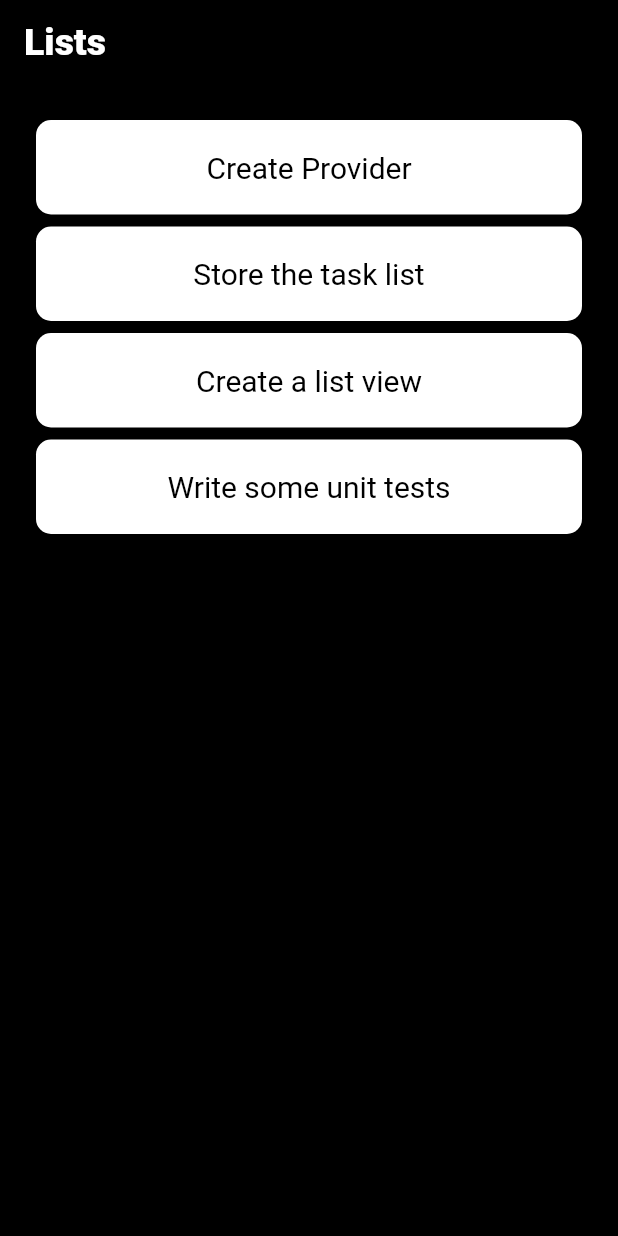
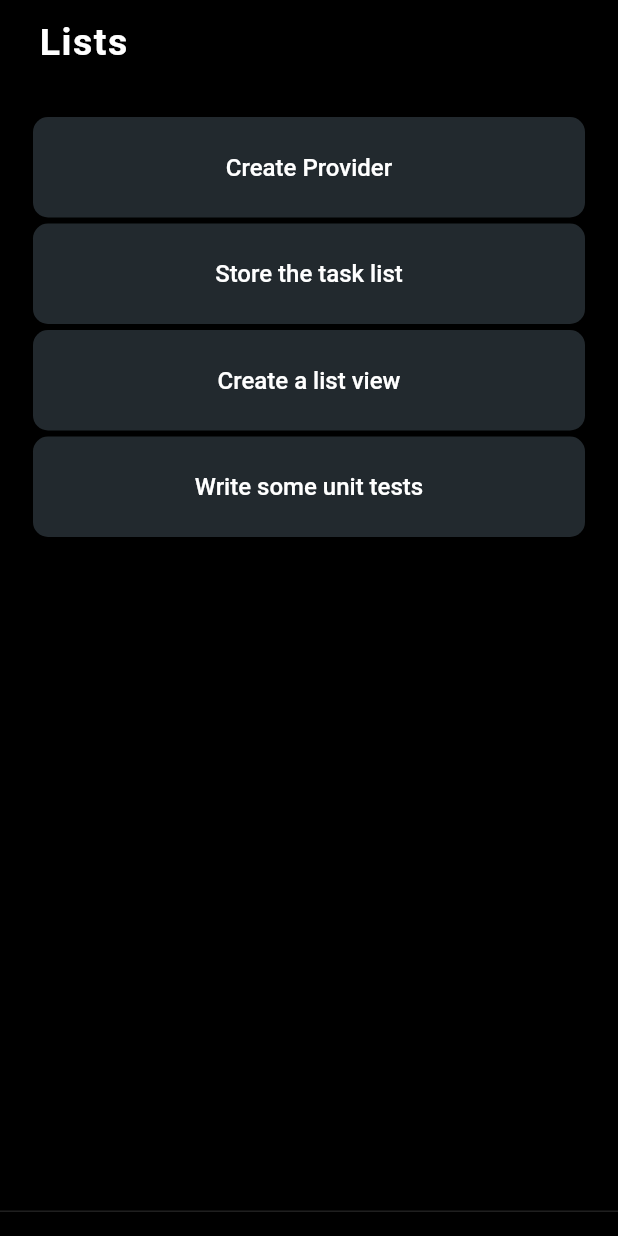
Before and after one commit to clavell/what_when, a Flutter app: the screen it shows after launch, on a phone screen of 412 x 824 dp. Run offline on Flutter 3.47's test engine with Material 2 defaults, Android fonts, the phone set to English and light mode, and no system bars; our stand-ins replace built_collection, built_value, google_fonts; generated files the repository leaves out were written again; Roboto replaces fonts that are missing (Sanchez, Solway).

Commit message:
refactored the list_item

```diff
--- a/lib/main.dart
+++ b/lib/main.dart
@@ -28,8 +28,13 @@ class MyApp extends StatelessWidget {
             borderRadius: BorderRadius.circular(20),
           ),
         ),
-        textTheme: GoogleFonts.solwayTextTheme(
-          Theme.of(context).textTheme,
+        textTheme: GoogleFonts.montserratAlternatesTextTheme(
+          Theme.of(context).textTheme.copyWith(
+                bodyText1: Theme.of(context)
+                    .textTheme
+                    .bodyText1
+                    .copyWith(color: Colors.white, fontSize: 16),
+              ),
         ),
       ),
 
--- a/lib/screen/task_list_screen.dart
+++ b/lib/screen/task_list_screen.dart
@@ -19,19 +19,25 @@ class _TaskListScreenState extends State<TaskListScreen> {
   Widget build(BuildContext context) {
     return Consumer<TaskListModel>(
       builder: (context, tasks, child) {
-        UnmodifiableListView<TaskModel> subtasks =
+        UnmodifiableListView<TaskModel> subTasks =
             tasks.getSubtasksFor(mainTask);
         return Scaffold(
+          persistentFooterButtons: [],
           appBar: AppBar(
             centerTitle: false,
-            title: Text('Lists',
-                style: GoogleFonts.solway(
-                    fontSize: 25, fontWeight: FontWeight.w900)),
+            title: Padding(
+              padding: const EdgeInsets.only(left: 10.0),
+              child: Text('Lists',
+                  style: GoogleFonts.sanchez(
+                      letterSpacing: 1,
+                      fontSize: 25,
+                      fontWeight: FontWeight.w700)),
+            ),
           ),
           body: Padding(
             padding: const EdgeInsets.all(20.0),
             child: ListView(
-              children: subtasks
+              children: subTasks
                   .map((e) => GestureDetector(
                         onLongPress: () {
                           setState(() {
@@ -45,40 +51,6 @@ class _TaskListScreenState extends State<TaskListScreen> {
                   .toList(),
             ),
           ),
-          // body: ListView.builder(
-          //   itemBuilder: (context, index) {
-          //     return Card(
-          //       child: ListTile(
-          //         tileColor: Color(0xFF22292E),
-          //         minVerticalPadding: 30,
-          //         onTap: () {},
-          //         onLongPress: () {
-          //           setState(() {
-          //             mainTask = subtasks[index].id;
-          //           });
-          //         },
-          //         title: Center(
-          //           child: Text(
-          //             '${subtasks[index].title}',
-          //             style: TextStyle(
-          //               fontSize: 20,
-          //               color: Colors.white,
-          //             ),
-          //           ),
-          //         ),
-          //
-          //         // leading: Checkbox(
-          //         //   onChanged: (newValue) {},
-          //         //   value: false,
-          //         // ),
-          //       ),
-          //     );
-          //   },
-          //   itemCount: tasks.getSubtasksFor(mainTask).length,
-          //   // separatorBuilder: (context, index) {
-          //   //   return Divider();
-          //   // },
-          // ),
         );
         // return Center(
         //   child: Text("Number of tasks: ${tasks.getListLength}"),
--- a/lib/widgets/list_item_card.dart
+++ b/lib/widgets/list_item_card.dart
@@ -11,18 +11,31 @@ class ListItemCard extends StatelessWidget {
 
   @override
   Widget build(BuildContext context) {
-    return Card(
-      shape: RoundedRectangleBorder(
-        borderRadius: BorderRadius.circular(10),
-      ),
-      child: Padding(
-        padding: const EdgeInsets.all(20.0),
-        child: Center(
-          child: Text(
-            '${task.title}',
-            style: TextStyle(
-              fontSize: 20,
-              color: Colors.black,
+    return Padding(
+      padding: const EdgeInsets.all(2.0),
+      child: Container(
+        // shape: RoundedRectangleBorder(
+        //   borderRadius: BorderRadius.circular(10),
+        // ),
+
+        decoration: BoxDecoration(
+          borderRadius: BorderRadius.circular(10),
+          color: Color(0xFF22292E),
+        ),
+        child: ListTile(
+          // trailing: ,
+          title: Padding(
+            padding: const EdgeInsets.all(20.0),
+            child: Center(
+              child: Text('${task.title}',
+                  style: Theme.of(context).textTheme.bodyText1
+                  // style: TextStyle(
+                  //   letterSpacing: 0.5,
+                  //   fontWeight: FontWeight.w100,
+                  //   fontSize: 20,
+                  //   color: Colors.white,
+                  // ),
+                  ),
             ),
           ),
         ),
```
